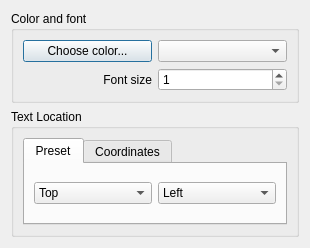
SCIInstitute/SCIRun, file src/Interface/Modules/Visualization/ShowString.ui: the form before one commit.
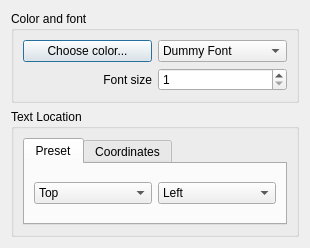
The form after the commit.

```diff
--- a/src/Interface/Modules/Visualization/ShowString.ui
+++ b/src/Interface/Modules/Visualization/ShowString.ui
@@ -54,7 +54,13 @@
        </widget>
       </item>
       <item row="0" column="2">
-       <widget class="QComboBox" name="fontComboBox_"/>
+       <widget class="QComboBox" name="fontComboBox_">
+        <item>
+         <property name="text">
+          <string>Dummy Font</string>
+         </property>
+        </item>
+       </widget>
       </item>
       <item row="2" column="0">
        <widget class="QLabel" name="label">
```
